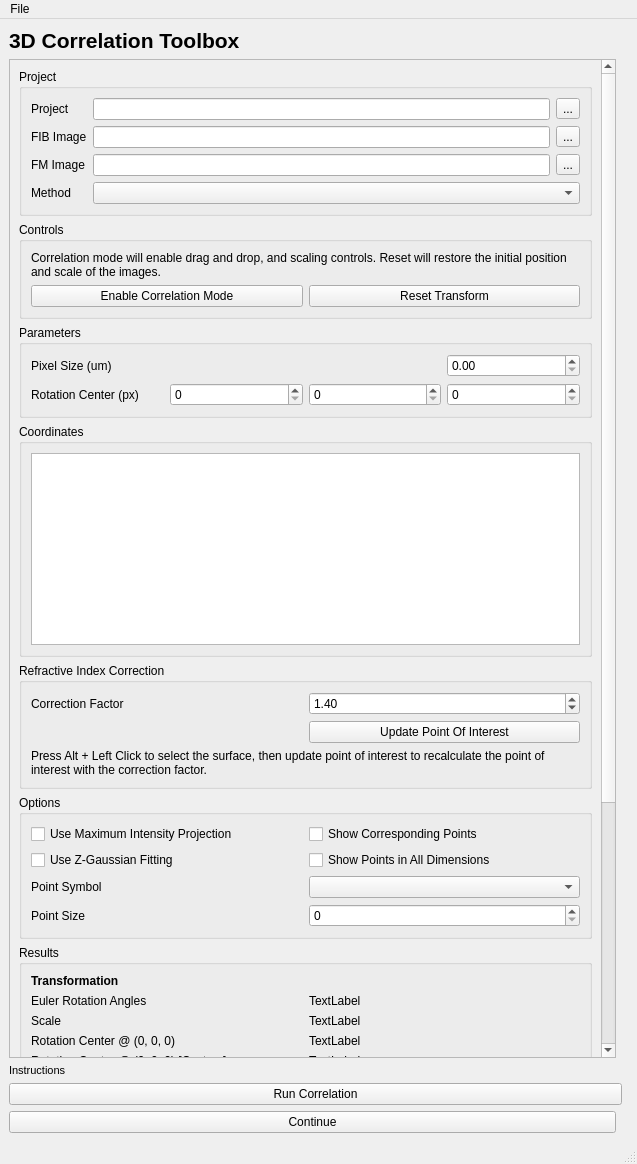
Before: the Qt Designer form fibsem/correlation/ui/qt/tdct_main.ui in fibsem-os/fibsem-os, drawn with Qt 5.
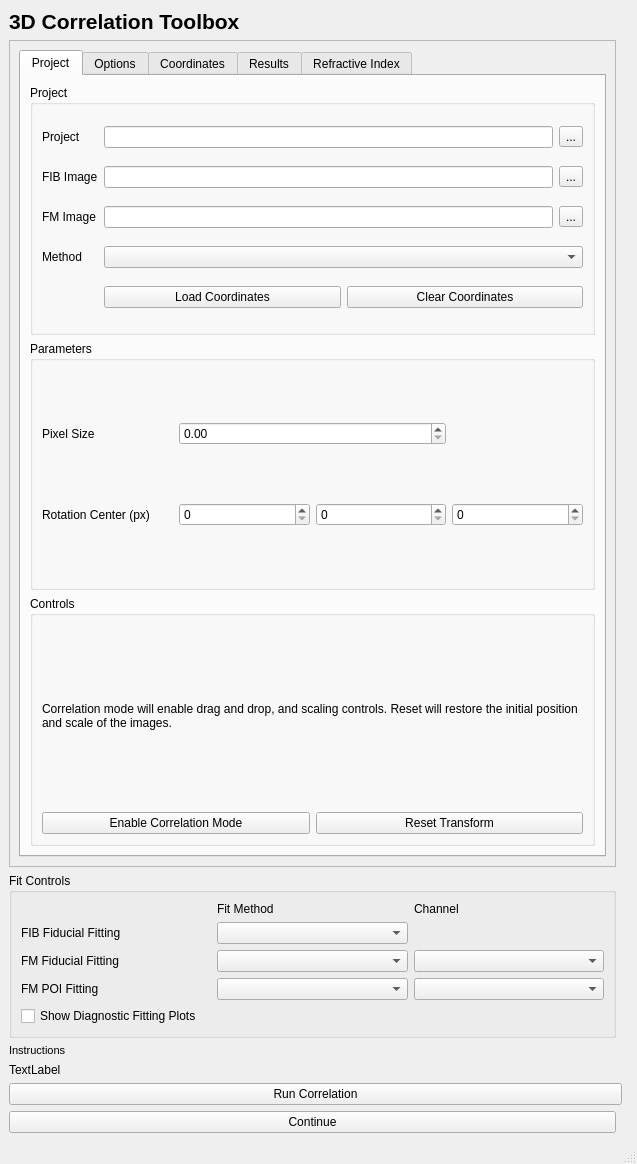
After: the same form once the commit is applied.

```diff
--- a/fibsem/correlation/ui/qt/tdct_main.ui
+++ b/fibsem/correlation/ui/qt/tdct_main.ui
@@ -25,12 +25,248 @@
         <rect>
          <x>0</x>
          <y>0</y>
-         <width>591</width>
-         <height>1363</height>
+         <width>605</width>
+         <height>795</height>
         </rect>
        </property>
        <layout class="QGridLayout" name="gridLayout_2">
+        <item row="0" column="0">
+         <widget class="QTabWidget" name="tabWidget">
+          <property name="tabPosition">
+           <enum>QTabWidget::North</enum>
+          </property>
+          <property name="tabShape">
+           <enum>QTabWidget::Rounded</enum>
+          </property>
+          <property name="currentIndex">
+           <number>0</number>
+          </property>
+          <widget class="QWidget" name="tab_project">
+           <attribute name="title">
+            <string>Project</string>
+           </attribute>
+           <layout class="QGridLayout" name="gridLayout_11">
+            <item row="0" column="0">
+             <widget class="QGroupBox" name="groupBox">
+              <property name="title">
+               <string>Project</string>
+              </property>
+              <layout class="QGridLayout" name="gridLayout_9">
+               <item row="1" column="2">
+                <widget class="QToolButton" name="toolButton_fib_image_path">
+                 <property name="text">
+                  <string>...</string>
+                 </property>
+                </widget>
+               </item>
         <item row="3" column="0">
+                <widget class="QLabel" name="label_method">
+                 <property name="text">
+                  <string>Method</string>
+                 </property>
+                </widget>
+               </item>
+               <item row="0" column="1">
+                <widget class="QLineEdit" name="lineEdit_project_path"/>
+               </item>
+               <item row="3" column="1" colspan="2">
+                <widget class="QComboBox" name="comboBox_method"/>
+               </item>
+               <item row="2" column="2">
+                <widget class="QToolButton" name="toolButton_fm_image_path">
+                 <property name="text">
+                  <string>...</string>
+                 </property>
+                </widget>
+               </item>
+               <item row="1" column="0">
+                <widget class="QLabel" name="label_fib_image_path">
+                 <property name="text">
+                  <string>FIB Image</string>
+                 </property>
+                </widget>
+               </item>
+               <item row="0" column="0">
+                <widget class="QLabel" name="label_project_path">
+                 <property name="text">
+                  <string>Project</string>
+                 </property>
+                </widget>
+               </item>
+               <item row="0" column="2">
+                <widget class="QToolButton" name="toolButton_project_path">
+                 <property name="text">
+                  <string>...</string>
+                 </property>
+                </widget>
+               </item>
+               <item row="1" column="1">
+                <widget class="QLineEdit" name="lineEdit_fib_image_path"/>
+               </item>
+               <item row="2" column="0">
+                <widget class="QLabel" name="label_fm_image_path">
+                 <property name="text">
+                  <string>FM Image</string>
+                 </property>
+                </widget>
+               </item>
+               <item row="2" column="1">
+                <widget class="QLineEdit" name="lineEdit_fm_image_path"/>
+               </item>
+               <item row="4" column="1" colspan="2">
+                <layout class="QHBoxLayout" name="horizontalLayout">
+                 <item>
+                  <widget class="QPushButton" name="pushButton_load_coordinates">
+                   <property name="text">
+                    <string>Load Coordinates</string>
+                   </property>
+                  </widget>
+                 </item>
+                 <item>
+                  <widget class="QPushButton" name="pushButton_clear_coordinates">
+                   <property name="text">
+                    <string>Clear Coordinates</string>
+                   </property>
+                  </widget>
+                 </item>
+                </layout>
+               </item>
+              </layout>
+             </widget>
+            </item>
+            <item row="1" column="0">
+             <widget class="QGroupBox" name="groupBox_parameters">
+              <property name="title">
+               <string>Parameters</string>
+              </property>
+              <layout class="QGridLayout" name="gridLayout_6">
+               <item row="0" column="0">
+                <widget class="QLabel" name="label_parameters_pixel_size">
+                 <property name="text">
+                  <string>Pixel Size</string>
+                 </property>
+                </widget>
+               </item>
+               <item row="1" column="0">
+                <widget class="QLabel" name="label_parameters_rotation_center">
+                 <property name="text">
+                  <string>Rotation Center (px)</string>
+                 </property>
+                </widget>
+               </item>
+               <item row="1" column="1">
+                <widget class="QSpinBox" name="spinBox_parameters_rotation_center_x"/>
+               </item>
+               <item row="1" column="2">
+                <widget class="QSpinBox" name="spinBox_parameters_rotation_center_y"/>
+               </item>
+               <item row="1" column="3">
+                <widget class="QSpinBox" name="spinBox_parameters_rotation_center_z"/>
+               </item>
+               <item row="0" column="1" colspan="2">
+                <widget class="QDoubleSpinBox" name="doubleSpinBox_parameters_pixel_size"/>
+               </item>
+              </layout>
+             </widget>
+            </item>
+            <item row="2" column="0">
+             <widget class="QGroupBox" name="groupBox_controls">
+              <property name="title">
+               <string>Controls</string>
+              </property>
+              <layout class="QGridLayout" name="gridLayout_3">
+               <item row="0" column="0" colspan="2">
+                <widget class="QLabel" name="label_drag_drop_information">
+                 <property name="text">
+                  <string>Correlation mode will enable drag and drop, and scaling controls. Reset will restore the initial position and scale of the images.</string>
+                 </property>
+                 <property name="wordWrap">
+                  <bool>true</bool>
+                 </property>
+                </widget>
+               </item>
+               <item row="1" column="0">
+                <widget class="QPushButton" name="pushButton_toggle_correlation_mode">
+                 <property name="text">
+                  <string>Enable Correlation Mode</string>
+                 </property>
+                </widget>
+               </item>
+               <item row="1" column="1">
+                <widget class="QPushButton" name="pushButton_reset_transform">
+                 <property name="text">
+                  <string>Reset Transform</string>
+                 </property>
+                </widget>
+               </item>
+              </layout>
+             </widget>
+            </item>
+           </layout>
+          </widget>
+          <widget class="QWidget" name="tab_options">
+           <attribute name="title">
+            <string>Options</string>
+           </attribute>
+           <layout class="QGridLayout" name="gridLayout_15">
+            <item row="0" column="0">
+             <widget class="QGroupBox" name="groupBox_options">
+              <property name="title">
+               <string>Options</string>
+              </property>
+              <layout class="QGridLayout" name="gridLayout_10">
+               <item row="1" column="1" colspan="2">
+                <widget class="QCheckBox" name="checkBox_show_points_thick_dims">
+                 <property name="text">
+                  <string>Show Points in All Dimensions</string>
+                 </property>
+                </widget>
+               </item>
+               <item row="0" column="0">
+                <widget class="QCheckBox" name="checkBox_use_mip">
+                 <property name="text">
+                  <string>Use Maximum Intensity Projection</string>
+                 </property>
+                </widget>
+               </item>
+               <item row="3" column="0">
+                <widget class="QLabel" name="label_options_point_size">
+                 <property name="text">
+                  <string>Point Size</string>
+                 </property>
+                </widget>
+               </item>
+               <item row="2" column="0">
+                <widget class="QLabel" name="label_options_point_symbol">
+                 <property name="text">
+                  <string>Point Symbol</string>
+                 </property>
+                </widget>
+               </item>
+               <item row="0" column="1" colspan="2">
+                <widget class="QCheckBox" name="checkBox_show_corresponding_points">
+                 <property name="text">
+                  <string>Show Corresponding Points</string>
+                 </property>
+                </widget>
+               </item>
+               <item row="3" column="1" colspan="2">
+                <widget class="QSpinBox" name="spinBox_options_point_size"/>
+               </item>
+               <item row="2" column="1" colspan="2">
+                <widget class="QComboBox" name="comboBox_options_point_symbol"/>
+               </item>
+              </layout>
+             </widget>
+            </item>
+           </layout>
+          </widget>
+          <widget class="QWidget" name="tab_coordinates">
+           <attribute name="title">
+            <string>Coordinates</string>
+           </attribute>
+           <layout class="QGridLayout" name="gridLayout_12">
+            <item row="0" column="0">
          <widget class="QGroupBox" name="groupBox_coordinates">
           <property name="sizePolicy">
            <sizepolicy hsizetype="MinimumExpanding" vsizetype="MinimumExpanding">
@@ -61,7 +297,14 @@
           </layout>
          </widget>
         </item>
-        <item row="6" column="0">
+           </layout>
+          </widget>
+          <widget class="QWidget" name="tab_results">
+           <attribute name="title">
+            <string>Results</string>
+           </attribute>
+           <layout class="QGridLayout" name="gridLayout_7">
+            <item row="0" column="0">
          <widget class="QGroupBox" name="groupBox_results">
           <property name="font">
            <font>
@@ -203,202 +446,51 @@
           </layout>
          </widget>
         </item>
-        <item row="5" column="0">
-         <widget class="QGroupBox" name="groupBox_options">
-          <property name="title">
-           <string>Options</string>
-          </property>
-          <layout class="QGridLayout" name="gridLayout_10">
-           <item row="1" column="0">
-            <widget class="QCheckBox" name="checkBox_use_zgauss_opt">
-             <property name="text">
-              <string>Use Z-Gaussian Fitting</string>
-             </property>
-            </widget>
-           </item>
-           <item row="0" column="1">
-            <widget class="QCheckBox" name="checkBox_show_corresponding_points">
-             <property name="text">
-              <string>Show Corresponding Points</string>
-             </property>
-            </widget>
-           </item>
-           <item row="1" column="1">
-            <widget class="QCheckBox" name="checkBox_show_points_thick_dims">
-             <property name="text">
-              <string>Show Points in All Dimensions</string>
-             </property>
-            </widget>
-           </item>
-           <item row="2" column="1">
-            <widget class="QComboBox" name="comboBox_options_point_symbol"/>
-           </item>
-           <item row="0" column="0">
-            <widget class="QCheckBox" name="checkBox_use_mip">
-             <property name="text">
-              <string>Use Maximum Intensity Projection</string>
-             </property>
-            </widget>
-           </item>
-           <item row="2" column="0">
-            <widget class="QLabel" name="label_options_point_symbol">
-             <property name="text">
-              <string>Point Symbol</string>
-             </property>
-            </widget>
-           </item>
-           <item row="3" column="0">
-            <widget class="QLabel" name="label_options_point_size">
-             <property name="text">
-              <string>Point Size</string>
-             </property>
-            </widget>
-           </item>
-           <item row="3" column="1">
-            <widget class="QSpinBox" name="spinBox_options_point_size"/>
-           </item>
-          </layout>
-         </widget>
-        </item>
+           </layout>
+          </widget>
+          <widget class="QWidget" name="tab_refractive_index_correction">
+           <attribute name="title">
+            <string>Refractive Index</string>
+           </attribute>
+           <layout class="QGridLayout" name="gridLayout_13">
         <item row="0" column="0">
-         <widget class="QGroupBox" name="groupBox">
+             <widget class="QGroupBox" name="groupBox_refractive_index">
           <property name="title">
-           <string>Project</string>
-          </property>
-          <layout class="QGridLayout" name="gridLayout_9">
-           <item row="0" column="0">
-            <widget class="QLabel" name="label_project_path">
+               <string>Refractive Index Correction</string>
+              </property>
+              <layout class="QGridLayout" name="gridLayout_4">
+               <item row="3" column="0" colspan="2">
+                <widget class="QLabel" name="label_refractive_correction_instructions">
              <property name="text">
-              <string>Project</string>
-             </property>
-            </widget>
-           </item>
-           <item row="2" column="0">
-            <widget class="QLabel" name="label_fm_image_path">
-             <property name="text">
-              <string>FM Image</string>
-             </property>
-            </widget>
-           </item>
-           <item row="2" column="1">
-            <widget class="QLineEdit" name="lineEdit_fm_image_path"/>
-           </item>
-           <item row="1" column="1">
-            <widget class="QLineEdit" name="lineEdit_fib_image_path"/>
-           </item>
-           <item row="1" column="2">
-            <widget class="QToolButton" name="toolButton_fib_image_path">
-             <property name="text">
-              <string>...</string>
-             </property>
-            </widget>
-           </item>
-           <item row="0" column="2">
-            <widget class="QToolButton" name="toolButton_project_path">
-             <property name="text">
-              <string>...</string>
-             </property>
-            </widget>
-           </item>
-           <item row="2" column="2">
-            <widget class="QToolButton" name="toolButton_fm_image_path">
-             <property name="text">
-              <string>...</string>
-             </property>
-            </widget>
-           </item>
-           <item row="0" column="1">
-            <widget class="QLineEdit" name="lineEdit_project_path"/>
-           </item>
-           <item row="1" column="0">
-            <widget class="QLabel" name="label_fib_image_path">
-             <property name="text">
-              <string>FIB Image</string>
-             </property>
-            </widget>
-           </item>
-           <item row="3" column="0">
-            <widget class="QLabel" name="label_method">
-             <property name="text">
-              <string>Method</string>
-             </property>
-            </widget>
-           </item>
-           <item row="3" column="1" colspan="2">
-            <widget class="QComboBox" name="comboBox_method"/>
-           </item>
-          </layout>
-         </widget>
-        </item>
-        <item row="1" column="0">
-         <widget class="QGroupBox" name="groupBox_controls">
-          <property name="title">
-           <string>Controls</string>
-          </property>
-          <layout class="QGridLayout" name="gridLayout_3">
-           <item row="0" column="0" colspan="2">
-            <widget class="QLabel" name="label_drag_drop_information">
-             <property name="text">
-              <string>Correlation mode will enable drag and drop, and scaling controls. Reset will restore the initial position and scale of the images.</string>
+                  <string>Press Alt + Left Click to select the surface, then update point of interest to recalculate the point of interest with the correction factor.</string>
              </property>
              <property name="wordWrap">
               <bool>true</bool>
              </property>
             </widget>
            </item>
-           <item row="1" column="0">
-            <widget class="QPushButton" name="pushButton_toggle_correlation_mode">
+               <item row="2" column="1">
+                <widget class="QPushButton" name="pushButton_refreactive_update_poi">
              <property name="text">
-              <string>Enable Correlation Mode</string>
+                  <string>Update Point Of Interest</string>
              </property>
             </widget>
            </item>
-           <item row="1" column="1">
-            <widget class="QPushButton" name="pushButton_reset_transform">
-             <property name="text">
-              <string>Reset Transform</string>
-             </property>
-            </widget>
-           </item>
-          </layout>
-         </widget>
-        </item>
-        <item row="2" column="0">
-         <widget class="QGroupBox" name="groupBox_parameters">
-          <property name="title">
-           <string>Parameters</string>
-          </property>
-          <layout class="QGridLayout" name="gridLayout_6">
            <item row="0" column="0">
-            <widget class="QLabel" name="label_parameters_pixel_size">
+                <widget class="QLabel" name="label_refractive_correction_factor">
              <property name="text">
-              <string>Pixel Size (um)</string>
+                  <string>Correction Factor</string>
              </property>
             </widget>
            </item>
-           <item row="1" column="0">
-            <widget class="QLabel" name="label_parameters_rotation_center">
-             <property name="text">
-              <string>Rotation Center (px)</string>
+               <item row="0" column="1">
+                <widget class="QDoubleSpinBox" name="doubleSpinBox_refractive_correction_factor">
+                 <property name="value">
+                  <double>1.400000000000000</double>
              </property>
             </widget>
            </item>
-           <item row="1" column="1">
-            <widget class="QSpinBox" name="spinBox_parameters_rotation_center_x"/>
-           </item>
-           <item row="1" column="2">
-            <widget class="QSpinBox" name="spinBox_parameters_rotation_center_y"/>
-           </item>
-           <item row="0" column="3">
-            <widget class="QDoubleSpinBox" name="doubleSpinBox_parameters_pixel_size"/>
-           </item>
-           <item row="1" column="3">
-            <widget class="QSpinBox" name="spinBox_parameters_rotation_center_z"/>
-           </item>
-          </layout>
-         </widget>
-        </item>
-        <item row="7" column="0">
+               <item row="4" column="0" colspan="2">
          <spacer name="verticalSpacer">
           <property name="orientation">
            <enum>Qt::Vertical</enum>
@@ -411,69 +503,50 @@
           </property>
          </spacer>
         </item>
-        <item row="4" column="0">
-         <widget class="QGroupBox" name="groupBox_refractive_index">
-          <property name="title">
-           <string>Refractive Index Correction</string>
-          </property>
-          <layout class="QGridLayout" name="gridLayout_4">
-           <item row="0" column="0">
-            <widget class="QLabel" name="label_refractive_correction_factor">
-             <property name="text">
-              <string>Correction Factor</string>
-             </property>
-            </widget>
-           </item>
-           <item row="2" column="1">
-            <widget class="QPushButton" name="pushButton_refreactive_update_poi">
-             <property name="text">
-              <string>Update Point Of Interest</string>
-             </property>
-            </widget>
-           </item>
-           <item row="3" column="0" colspan="2">
-            <widget class="QLabel" name="label_refractive_correction_instructions">
-             <property name="text">
-              <string>Press Alt + Left Click to select the surface, then update point of interest to recalculate the point of interest with the correction factor.</string>
-             </property>
-             <property name="wordWrap">
-              <bool>true</bool>
-             </property>
-            </widget>
-           </item>
-           <item row="0" column="1">
-            <widget class="QDoubleSpinBox" name="doubleSpinBox_refractive_correction_factor">
-             <property name="value">
-              <double>1.400000000000000</double>
-             </property>
-            </widget>
-           </item>
-          </layout>
-         </widget>
-        </item>
-       </layout>
-      </widget>
-     </widget>
+              </layout>
+             </widget>
+            </item>
+           </layout>
+          </widget>
+         </widget>
+        </item>
+       </layout>
+      </widget>
+     </widget>
     </item>
-    <item row="2" column="0" colspan="2">
-     <widget class="QLabel" name="label_instructions">
-      <property name="font">
-       <font>
-        <pointsize>8</pointsize>
-       </font>
-      </property>
+    <item row="6" column="0">
+     <widget class="QPushButton" name="pushButton_continue">
       <property name="text">
-       <string>Instructions</string>
+       <string>Continue</string>
       </property>
      </widget>
     </item>
-    <item row="3" column="0" colspan="2">
+    <item row="5" column="0" colspan="2">
      <widget class="QPushButton" name="pushButton_run_correlation">
       <property name="text">
        <string>Run Correlation</string>
       </property>
      </widget>
     </item>
+    <item row="4" column="0">
+     <widget class="QLabel" name="label_progress_information">
+      <property name="text">
+       <string>TextLabel</string>
+      </property>
+     </widget>
+    </item>
+    <item row="3" column="0" colspan="2">
+     <widget class="QLabel" name="label_instructions">
+      <property name="font">
+       <font>
+        <pointsize>8</pointsize>
+       </font>
+      </property>
+      <property name="text">
+       <string>Instructions</string>
+      </property>
+     </widget>
+    </item>
     <item row="0" column="0" colspan="3">
      <widget class="QLabel" name="label_title">
       <property name="font">
@@ -488,11 +561,70 @@
       </property>
      </widget>
     </item>
-    <item row="4" column="0">
-     <widget class="QPushButton" name="pushButton_continue">
+    <item row="2" column="0">
+     <widget class="QGroupBox" name="groupBox_fit_controls">
+      <property name="title">
+       <string>Fit Controls</string>
+      </property>
+      <layout class="QGridLayout" name="gridLayout_14">
+       <item row="3" column="2">
+        <widget class="QComboBox" name="comboBox_fm_poi_channel"/>
+       </item>
+       <item row="1" column="0">
+        <widget class="QLabel" name="label_fib_image_fitting">
       <property name="text">
-       <string>Continue</string>
-      </property>
+          <string>FIB Fiducial Fitting</string>
+         </property>
+        </widget>
+       </item>
+       <item row="2" column="1">
+        <widget class="QComboBox" name="comboBox_fm_image_fitting"/>
+       </item>
+       <item row="3" column="1">
+        <widget class="QComboBox" name="comboBox_fm_poi_fitting"/>
+       </item>
+       <item row="2" column="0">
+        <widget class="QLabel" name="label_fm_image_fitting">
+         <property name="text">
+          <string>FM Fiducial Fitting</string>
+         </property>
+        </widget>
+       </item>
+       <item row="3" column="0">
+        <widget class="QLabel" name="label_fm_poi_fitting">
+         <property name="text">
+          <string>FM POI Fitting</string>
+         </property>
+        </widget>
+       </item>
+       <item row="1" column="1">
+        <widget class="QComboBox" name="comboBox_fib_image_fitting"/>
+       </item>
+       <item row="2" column="2">
+        <widget class="QComboBox" name="comboBox_fm_fiducial_channel"/>
+       </item>
+       <item row="0" column="1">
+        <widget class="QLabel" name="label_fit_method_header">
+         <property name="text">
+          <string>Fit Method</string>
+         </property>
+        </widget>
+       </item>
+       <item row="0" column="2">
+        <widget class="QLabel" name="label_fit_channel_header">
+         <property name="text">
+          <string>Channel</string>
+         </property>
+        </widget>
+       </item>
+       <item row="4" column="0" colspan="3">
+        <widget class="QCheckBox" name="checkBox_show_diag_plots">
+         <property name="text">
+          <string>Show Diagnostic Fitting Plots</string>
+         </property>
+        </widget>
+       </item>
+      </layout>
      </widget>
     </item>
    </layout>
@@ -506,15 +638,6 @@
      <height>20</height>
     </rect>
    </property>
-   <widget class="QMenu" name="menuFile">
-    <property name="title">
-     <string>File</string>
-    </property>
-    <addaction name="actionLoad_Load_Coordinates_Old"/>
-    <addaction name="actionLoad_Load_Coordinates"/>
-    <addaction name="actionClear_Coordinates"/>
-   </widget>
-   <addaction name="menuFile"/>
   </widget>
   <widget class="QStatusBar" name="statusbar"/>
   <action name="actionLoad_FIB_Image">
```
Lines whose indentation alone changed are shown as unchanged.
